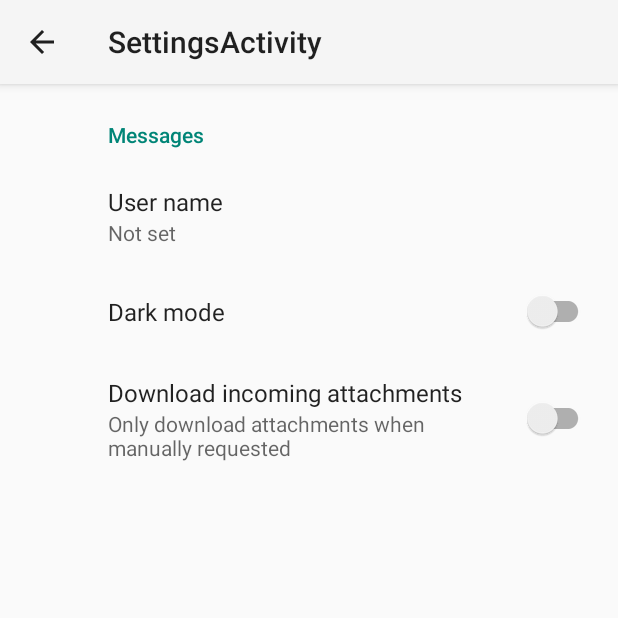
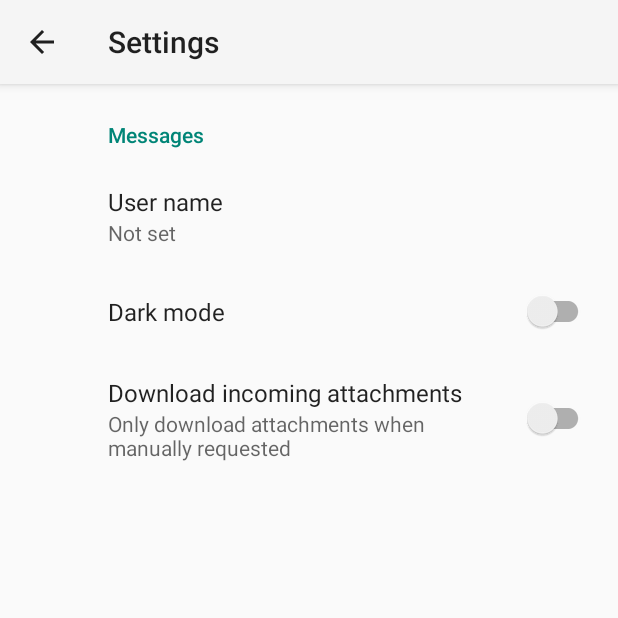
Before and after one commit to Cadetll98/CSE115A-Bon-Appetit, an Android app built with Jetpack Compose: the SettingsActivity screen opened directly, with no data from a screen before it, on a phone screen of 412 x 824 dp, the top half of it. Run offline under Robolectric (Android 15) with nearby library versions, the phone set to English and light mode, and no system bars; our stand-ins replace androidx.preference.

```diff
--- a/app/src/main/AndroidManifest.xml
+++ b/app/src/main/AndroidManifest.xml
@@ -23,8 +23,7 @@
             android:exported="false"></activity>
         <activity
             android:name=".MainActivity"
-            android:exported="true"
-            android:theme="@style/Theme.CookingApp">
+            android:exported="true">
             <intent-filter>
                 <action android:name="android.intent.action.MAIN" />
 
--- a/app/src/main/java/com/cookingapp/SettingsActivity.kt
+++ b/app/src/main/java/com/cookingapp/SettingsActivity.kt
@@ -1,10 +1,19 @@
 package com.cookingapp
 
+import android.content.Intent
+import android.content.SharedPreferences
+import android.content.SharedPreferences.OnSharedPreferenceChangeListener
 import android.os.Bundle
 import androidx.appcompat.app.AppCompatActivity
+import androidx.compose.material3.darkColorScheme
+import androidx.compose.material3.lightColorScheme
+import androidx.compose.ui.graphics.Color
 import androidx.preference.PreferenceFragmentCompat
+import com.cookingapp.ui.theme.*
+
 
 class SettingsActivity : AppCompatActivity() {
+
 
     override fun onCreate(savedInstanceState: Bundle?) {
         super.onCreate(savedInstanceState)
@@ -15,12 +24,28 @@ class SettingsActivity : AppCompatActivity() {
                 .replace(R.id.settings, SettingsFragment())
                 .commit()
         }
+        supportActionBar?.title = "Settings"
         supportActionBar?.setDisplayHomeAsUpEnabled(true)
+
+
+
+
     }
 
     class SettingsFragment : PreferenceFragmentCompat() {
+        private val key1 = "mode"
+        private var preferenceChangeListener: SharedPreferences.OnSharedPreferenceChangeListener? =
+            null
+
         override fun onCreatePreferences(savedInstanceState: Bundle?, rootKey: String?) {
             setPreferencesFromResource(R.xml.root_preferences, rootKey)
+            preferenceChangeListener =
+                OnSharedPreferenceChangeListener { sharedPreferences, key ->
+                    if (key == key1) {
+
+                    }
+                }
         }
+
     }
 }
--- a/app/src/main/res/layout/settings_activity.xml
+++ b/app/src/main/res/layout/settings_activity.xml
@@ -5,5 +5,8 @@
     <FrameLayout
         android:id="@+id/settings"
         android:layout_width="match_parent"
-        android:layout_height="match_parent" />
+        android:layout_height="match_parent" >
+
+    </FrameLayout>
+
 </LinearLayout>
```
